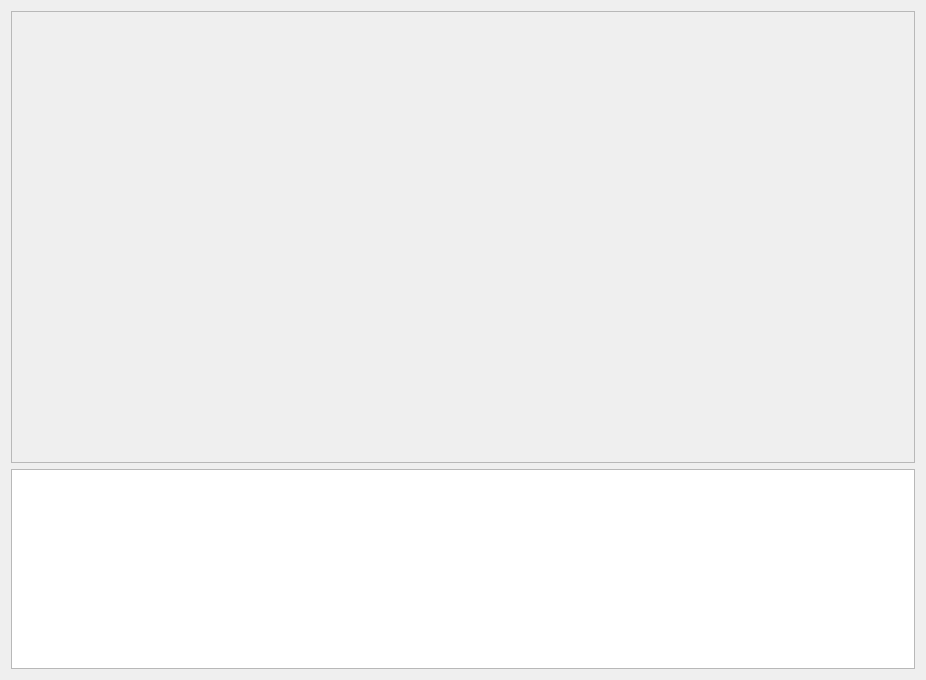
The window that Task5/UI/FlawDetectorUI/resultdialog.ui (zhuohaoyu/TuringAdvancedProgramming19B) describes before a commit, drawn with Qt 5.
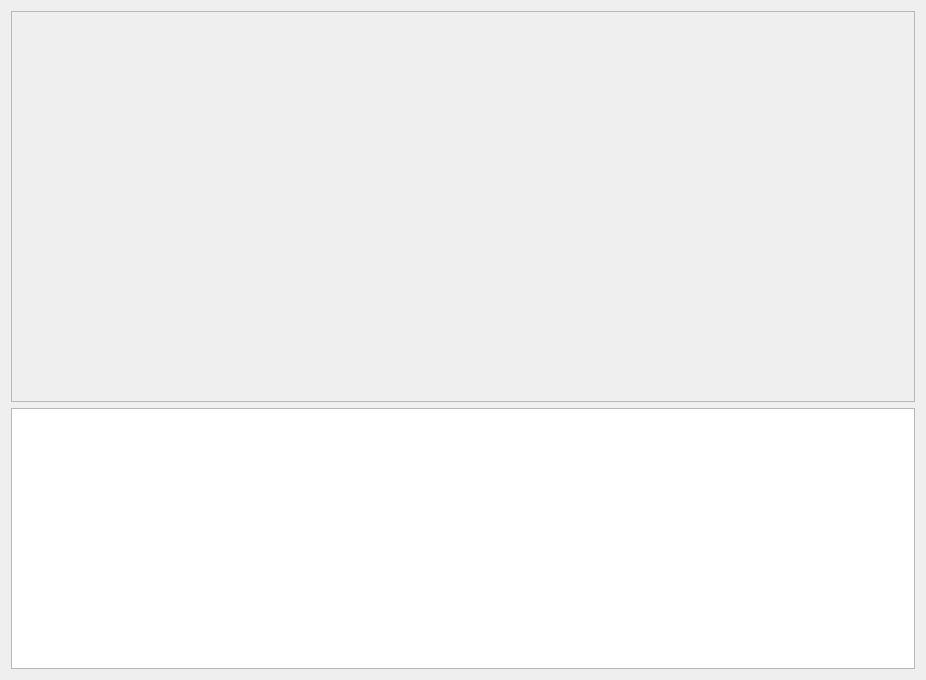
The same window after the commit.

Commit message: Improved size policy for ResultDialog.

What changed in the file:
```diff
--- a/Task5/UI/FlawDetectorUI/resultdialog.ui
+++ b/Task5/UI/FlawDetectorUI/resultdialog.ui
@@ -19,9 +19,15 @@
   <property name="windowTitle">
    <string>Dialog</string>
   </property>
-  <layout class="QGridLayout" name="gridLayout">
+  <layout class="QGridLayout" name="gridLayout" rowstretch="6,4">
    <item row="0" column="0">
     <widget class="QScrollArea" name="scrollArea">
+     <property name="sizePolicy">
+      <sizepolicy hsizetype="Preferred" vsizetype="Preferred">
+       <horstretch>0</horstretch>
+       <verstretch>0</verstretch>
+      </sizepolicy>
+     </property>
      <property name="font">
       <font>
        <family>Ubuntu Mono</family>
@@ -38,7 +44,7 @@
         <x>0</x>
         <y>0</y>
         <width>902</width>
-        <height>449</height>
+        <height>389</height>
        </rect>
       </property>
      </widget>
@@ -46,10 +52,16 @@
    </item>
    <item row="1" column="0">
     <widget class="QTreeView" name="treeView">
+     <property name="sizePolicy">
+      <sizepolicy hsizetype="Preferred" vsizetype="Preferred">
+       <horstretch>0</horstretch>
+       <verstretch>0</verstretch>
+      </sizepolicy>
+     </property>
      <property name="maximumSize">
       <size>
        <width>16777215</width>
-       <height>200</height>
+       <height>16777215</height>
       </size>
      </property>
      <property name="font">
```
The commit also changes 1 other file.
